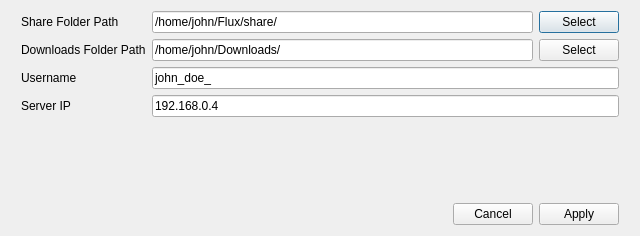
Flux-P2P-File-Sharing-Application/Flux, file src/client/ui/xml/SettingsDialog.ui: the form before one commit.
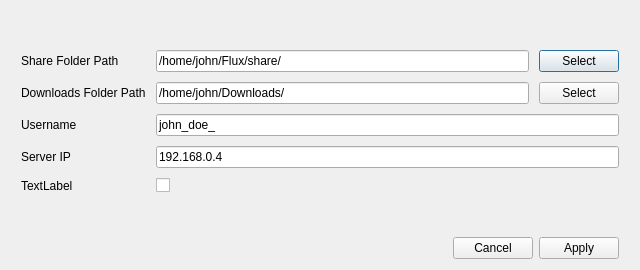
The form after the commit.

Commit message: Add FileSearchDialog and modified SettingsDialog, StartWindow

```diff
--- a/src/client/ui/xml/SettingsDialog.ui
+++ b/src/client/ui/xml/SettingsDialog.ui
@@ -7,7 +7,7 @@
     <x>0</x>
     <y>0</y>
     <width>640</width>
-    <height>236</height>
+                <height>270</height>
    </rect>
   </property>
   <property name="windowTitle">
@@ -24,13 +24,22 @@
      </property>
      <item>
       <layout class="QFormLayout" name="formLayout">
+                            <property name="formAlignment">
+                                <set>Qt::AlignLeading|Qt::AlignLeft|Qt::AlignVCenter</set>
+                            </property>
+                            <property name="horizontalSpacing">
+                                <number>10</number>
+                            </property>
+                            <property name="verticalSpacing">
+                                <number>10</number>
+                            </property>
        <item row="0" column="0">
         <widget class="QLabel" name="label">
          <property name="text">
           <string>Share Folder Path</string>
          </property>
          <property name="margin">
-          <number>10</number>
+                                        <number>0</number>
          </property>
         </widget>
        </item>
@@ -58,7 +67,7 @@
           <string>Downloads Folder Path</string>
          </property>
          <property name="margin">
-          <number>10</number>
+                                        <number>0</number>
          </property>
         </widget>
        </item>
@@ -86,7 +95,7 @@
           <string>Username</string>
          </property>
          <property name="margin">
-          <number>10</number>
+                                        <number>0</number>
          </property>
         </widget>
        </item>
@@ -110,7 +119,24 @@
           <string>Server IP</string>
          </property>
          <property name="margin">
-          <number>10</number>
+                                        <number>0</number>
+                                    </property>
+                                </widget>
+                            </item>
+                            <item row="4" column="0">
+                                <widget class="QLabel" name="label_5">
+                                    <property name="text">
+                                        <string>TextLabel</string>
+                                    </property>
+                                    <property name="margin">
+                                        <number>0</number>
+                                    </property>
+                                </widget>
+                            </item>
+                            <item row="4" column="1">
+                                <widget class="QCheckBox" name="checkBox">
+                                    <property name="text">
+                                        <string/>
          </property>
         </widget>
        </item>
```
Lines whose indentation alone changed are shown as unchanged. The commit also changes 11 other files.
